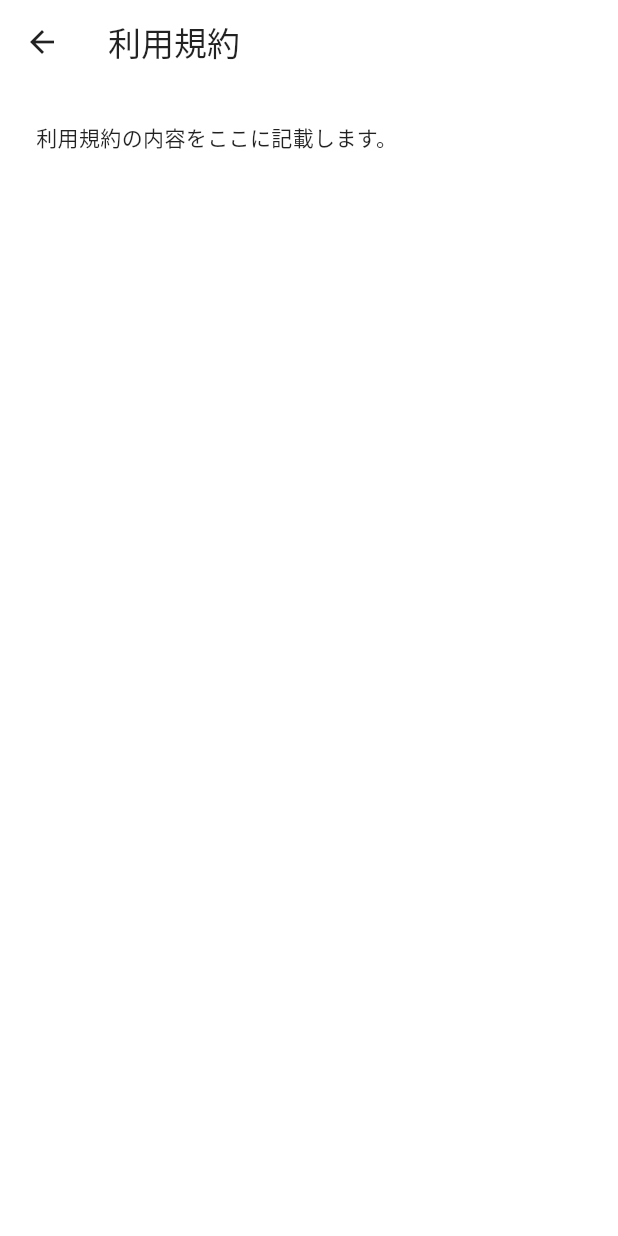
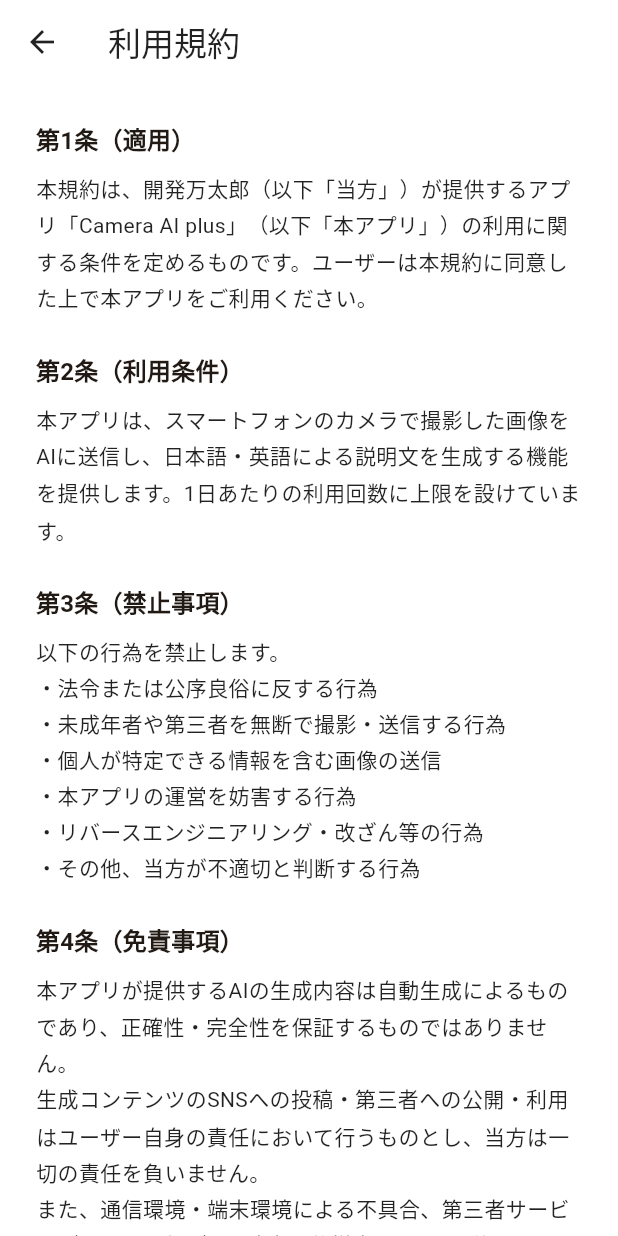
Before and after one commit to mikejohan/vocasnap, a Flutter app: the TermsPage screen opened directly, on a phone screen of 412 x 824 dp. Run offline on Flutter 3.47's test engine with Material 3 defaults, Android fonts, the phone set to English and light mode, and no system bars; our stand-ins replace camera, flutter_tts, image_gallery_saver, share_plus, shared_preferences; accounts and stored records are empty.

Commit message:
constants.dart追加、利用規約を充実
Co-Authored-By: Claude Sonnet 4.6 <noreply@anthropic.com>

```diff
--- /dev/null
+++ b/lib/constants.dart
@@ -0,0 +1,3 @@
+const String kAppName = 'Camera AI plus';
+const String kDeveloperName = '開発万太郎';
+const String kContactEmail = 'johanmike549@gmail.com';
--- a/lib/pages/terms_page.dart
+++ b/lib/pages/terms_page.dart
@@ -1,4 +1,5 @@
 import 'package:flutter/material.dart';
+import 'package:cac/constants.dart';
 
 class TermsPage extends StatelessWidget {
   const TermsPage({super.key});
@@ -7,9 +8,47 @@ class TermsPage extends StatelessWidget {
   Widget build(BuildContext context) {
     return Scaffold(
       appBar: AppBar(title: const Text('利用規約')),
-      body: const SingleChildScrollView(
-        padding: EdgeInsets.all(24),
-        child: Text('利用規約の内容をここに記載します。', style: TextStyle(height: 1.6)),
+      body: SingleChildScrollView(
+        padding: const EdgeInsets.all(24),
+        child: Column(
+          crossAxisAlignment: CrossAxisAlignment.start,
+          children: [
+            _section(context, '第1条（適用）',
+                '本規約は、$kDeveloperName（以下「当方」）が提供するアプリ「$kAppName」（以下「本アプリ」）の利用に関する条件を定めるものです。ユーザーは本規約に同意した上で本アプリをご利用ください。'),
+            _section(context, '第2条（利用条件）',
+                '本アプリは、スマートフォンのカメラで撮影した画像をAIに送信し、日本語・英語による説明文を生成する機能を提供します。1日あたりの利用回数に上限を設けています。'),
+            _section(context, '第3条（禁止事項）',
+                '以下の行為を禁止します。\n・法令または公序良俗に反する行為\n・未成年者や第三者を無断で撮影・送信する行為\n・個人が特定できる情報を含む画像の送信\n・本アプリの運営を妨害する行為\n・リバースエンジニアリング・改ざん等の行為\n・その他、当方が不適切と判断する行為'),
+            _section(context, '第4条（免責事項）',
+                '本アプリが提供するAIの生成内容は自動生成によるものであり、正確性・完全性を保証するものではありません。\n生成コンテンツのSNSへの投稿・第三者への公開・利用はユーザー自身の責任において行うものとし、当方は一切の責任を負いません。\nまた、通信環境・端末環境による不具合、第三者サービス（AI APIを含む）の障害・仕様変更による影響についても、当方は責任を負いません。'),
+            _section(context, '第5条（サービスの変更・停止）',
+                '当方は、ユーザーへの事前通知なく、本アプリの内容を変更または提供を停止する場合があります。'),
+            _section(context, '第6条（規約の変更）',
+                '当方は必要に応じて本規約を変更することがあります。変更後の規約はアプリ内に掲示した時点で効力を持つものとします。'),
+            _section(context, '第7条（お問い合わせ）',
+                '本規約に関するお問い合わせは下記までご連絡ください。\n$kContactEmail'),
+          ],
+        ),
+      ),
+    );
+  }
+
+  Widget _section(BuildContext context, String title, String body) {
+    return Padding(
+      padding: const EdgeInsets.only(bottom: 24),
+      child: Column(
+        crossAxisAlignment: CrossAxisAlignment.start,
+        children: [
+          Text(
+            title,
+            style: Theme.of(context).textTheme.titleMedium?.copyWith(fontWeight: FontWeight.bold),
+          ),
+          const SizedBox(height: 8),
+          Text(
+            body,
+            style: Theme.of(context).textTheme.bodyMedium?.copyWith(height: 1.7),
+          ),
+        ],
       ),
     );
   }
```
Also changed, not shown: 1 other file.
